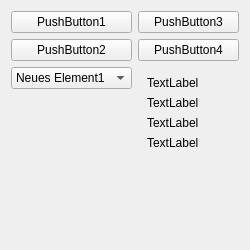
Old version of the form form.ui in the repository belab/widgetTo3dTexture.
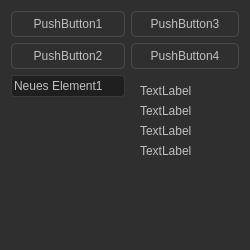
New version of the form. Icons and pictures are not drawn.

The edit to the form file:
```diff
--- a/form.ui
+++ b/form.ui
@@ -13,6 +13,761 @@
   <property name="windowTitle">
    <string>Form</string>
   </property>
+  <property name="styleSheet">
+   <string notr="true">QProgressBar:horizontal {
+    border: 1px solid #3A3939;
+    text-align: center;
+    padding: 1px;
+    background: #201F1F;
+}
+QProgressBar::chunk:horizontal {
+    background-color: qlineargradient(spread:reflect, x1:1, y1:0.545, x2:1, y2:0, stop:0 rgba(28, 66, 111, 255), stop:1 rgba(37, 87, 146, 255));
+}
+
+QToolTip
+{
+    border: 1px solid #3A3939;
+    background-color: rgb(90, 102, 117);;
+    color: white;
+    padding: 1px;
+    opacity: 200;
+}
+
+QWidget
+{
+    color: silver;
+    background-color: #302F2F;
+    selection-background-color:#78879b;
+    selection-color: black;
+}
+
+QWidget:item:hover
+{
+    background-color: QLinearGradient( x1: 0, y1: 0, x2: 0, y2: 1,
+    stop: 0 #78879b, stop: 1 #78879b);
+    color: black;
+}
+
+QWidget:item:selected
+{
+    background-color: QLinearGradient( x1: 0, y1: 0, x2: 0, y2: 1,
+    stop: 0 #78879b, stop: 1 #78879b);
+}
+
+QMenuBar
+{
+    background-color: #302F2F;
+    color: silver;
+}
+
+QMenuBar::item
+{
+    background: transparent;
+}
+
+QMenuBar::item:selected
+{
+    background: transparent;
+    border: 1px solid #3A3939;
+;
+}
+
+QMenuBar::item:pressed
+{
+    border: 1px solid #3A3939;
+    background-color: #78879b;
+    color: black;
+    margin-bottom:-1px;
+    padding-bottom:1px;
+}
+
+QMenu
+{
+    border: 1px solid #3A3939;
+    color: silver;
+}
+
+QMenu::item
+{
+    padding: 2px 20px 2px 20px;
+}
+
+QMenu::item:selected
+{
+    color: black;
+}
+
+QWidget:disabled
+{
+    color: #404040;
+    background-color: #302F2F;
+}
+
+QAbstractItemView
+{
+    alternate-background-color: #3A3939;
+    color: silver;
+    border: 1px solid 3A3939;
+    border-radius: 1px;
+    padding: 1px;
+}
+
+QWidget:focus, QMenuBar:focus
+{
+    border: 3px solid rgba(48, 86, 111);
+}
+
+QTabWidget:focus, QCheckBox:focus
+{
+    border: none;
+}
+
+QLineEdit
+{
+    background-color: #201F1F;
+    padding: 2px;
+    border-style: solid;
+    border: 1px solid #3A3939;
+    border-radius: 3px;
+    color: silver;
+}
+
+QGroupBox {
+    border:1px solid #3A3939;
+    border-radius: 7px;
+    margin-top: 2ex;
+}
+
+QGroupBox::title {
+    subcontrol-origin: margin;
+    subcontrol-position: top center;
+    padding-left: 10px;
+    padding-right: 10px;
+}
+
+QAbstractScrollArea
+{
+    border-radius: 3px;
+    border: 1px solid #3A3939;
+}
+
+QScrollBar:horizontal
+{
+    height: 15px;
+    margin: 0px 11px 0px 11px;
+    border: 1px solid #3A3939;
+    border-radius: 6px;
+    background-color: QLinearGradient( x1: 0, y1: 1, x2: 0, y2: 0,
+    stop: 0 #302F2F, stop: 1 #484846);
+}
+
+QScrollBar::handle:horizontal
+{
+    background-color: QLinearGradient( x1: 0, y1: 1, x2: 0, y2: 0,
+    stop: 0 #605F5F, stop: 1 #787876);
+    min-width: 5px;
+    border-radius: 5px;
+}
+
+QScrollBar::sub-line:horizontal
+{
+    border-image: url(:/qss_icons/rc/right_arrow_disabled.png);
+    width: 10px;
+    height: 10px;
+    subcontrol-position: right;
+    subcontrol-origin: margin;
+}
+
+QScrollBar::add-line:horizontal
+{
+    border-image: url(:/qss_icons/rc/left_arrow_disabled.png);
+    height: 10px;
+    width: 10px;
+    subcontrol-position: left;
+    subcontrol-origin: margin;
+}
+
+QScrollBar::sub-line:horizontal:hover,QScrollBar::sub-line:horizontal:on
+{
+    border-image: url(:/qss_icons/rc/right_arrow.png);
+    height: 10px;
+    width: 10px;
+    subcontrol-position: right;
+    subcontrol-origin: margin;
+}
+
+
+QScrollBar::add-line:horizontal:hover, QScrollBar::add-line:horizontal:on
+{
+    border-image: url(:/qss_icons/rc/left_arrow.png);
+    height: 10px;
+    width: 10px;
+    subcontrol-position: left;
+    subcontrol-origin: margin;
+}
+
+QScrollBar::up-arrow:horizontal, QScrollBar::down-arrow:horizontal
+{
+    background: none;
+}
+
+
+QScrollBar::add-page:horizontal, QScrollBar::sub-page:horizontal
+{
+    background: none;
+}
+
+QScrollBar:vertical
+{
+    background-color: QLinearGradient( x1: 1, y1: 0, x2: 0, y2: 0,
+    stop: 0 #302F2F, stop: 1 #484846);
+    width: 15px;
+    margin: 11px 0 11px 0;
+    border: 1px solid #3A3939;
+    border-radius: 6px;
+}
+
+QScrollBar::handle:vertical
+{
+    background-color: QLinearGradient( x1: 1, y1: 0, x2: 0, y2: 0,
+    stop: 0 #605F5F, stop: 1 #787876);
+    min-height: 5px;
+    border-radius: 5px;
+}
+
+QScrollBar::sub-line:vertical
+{
+    border-image: url(:/qss_icons/rc/up_arrow_disabled.png);
+    height: 10px;
+    width: 10px;
+    subcontrol-position: top;
+    subcontrol-origin: margin;
+}
+
+QScrollBar::add-line:vertical
+{
+   
+    border-image: url(:/qss_icons/rc/down_arrow_disabled.png);
+    height: 10px;
+    width: 10px;
+    subcontrol-position: bottom;
+    subcontrol-origin: margin;
+}
+
+QScrollBar::sub-line:vertical:hover,QScrollBar::sub-line:vertical:on
+{
+
+    border-image: url(:/qss_icons/rc/up_arrow.png);
+    height: 10px;
+    width: 10px;
+    subcontrol-position: top;
+    subcontrol-origin: margin;
+}
+
+
+QScrollBar::add-line:vertical:hover, QScrollBar::add-line:vertical:on
+{
+    border-image: url(:/qss_icons/rc/down_arrow.png);
+    height: 10px;
+    width: 10px;
+    subcontrol-position: bottom;
+    subcontrol-origin: margin;
+}
+
+QScrollBar::up-arrow:vertical, QScrollBar::down-arrow:vertical
+{
+    background: none;
+}
+
+
+QScrollBar::add-page:vertical, QScrollBar::sub-page:vertical
+{
+    background: none;
+}
+
+QTextEdit
+{
+    background-color: #302F2F;
+    color: silver;
+    border: 1px solid #3A3939;
+}
+
+QPlainTextEdit
+{
+    background-color: #201F1F;;
+    color: silver;
+    border-radius: 3px;
+    border: 1px solid #3A3939;
+}
+
+QHeaderView::section
+{
+    background-color: #3A3939;
+    color: silver;
+    padding-left: 4px;
+    border: 1px solid #6c6c6c;
+}
+
+QCheckBox:disabled
+{
+    color: #404040;
+}
+
+QSizeGrip {
+    image: url(:/qss_icons/rc/sizegrip.png);
+    width: 12px;
+    height: 12px;
+}
+
+
+QMainWindow::separator
+{
+    background-color: #302F2F;
+    color: white;
+    padding-left: 4px;
+    spacing: 2px;
+    border: 1px dashed #3A3939;
+}
+
+QMainWindow::separator:hover
+{
+
+    background-color: QLinearGradient(x1:0, y1:0, x2:0, y2:1, stop:0 #58677b,
+      stop:0.5 #78879b stop:1 #58677b);
+    color: white;
+    padding-left: 4px;
+    border: 1px solid #3A3939;
+    spacing: 2px;
+}
+
+
+QMenu::separator
+{
+    height: 1px;
+    background-color: #3A3939;
+    color: white;
+    padding-left: 4px;
+    margin-left: 10px;
+    margin-right: 5px;
+}
+
+
+
+QRadioButton::indicator:checked, QRadioButton::indicator:unchecked{
+    color: #b1b1b1;
+    background-color: #302F2F;
+    border: 1px solid silver;
+    border-radius: 5px;
+}
+
+
+
+QRadioButton::indicator:checked
+{
+    background-color: qradialgradient(
+    cx: 0.5, cy: 0.5,
+    fx: 0.5, fy: 0.5,
+    radius: 1.0,
+    stop: 0.25 #78879b,
+    stop: 0.3 #302F2F
+    );
+}
+
+QCheckBox::indicator{
+    color: #b1b1b1;
+    background-color: #302F2F;
+    border: 1px solid silver;
+    width: 9px;
+    height: 9px;
+}
+
+QRadioButton::indicator
+{
+    border-radius: 7px;
+    width: 9px;
+    height: 9px;
+}
+
+QRadioButton::indicator:hover, QCheckBox::indicator:hover
+{
+    border: 1px solid #78879b;
+}
+
+QCheckBox::indicator:checked
+{
+    image:url(:/qss_icons/rc/checkbox.png);
+}
+
+QCheckBox::indicator:disabled, QRadioButton::indicator:disabled
+{
+    border: 1px solid #444;
+}
+
+QFrame
+{
+    border-radius: 3px;
+}
+
+QStackedWidget
+{
+    border: none;
+}
+
+QToolBar {
+    border: 1px solid #393838;
+    background: 1px solid #302F2F;
+    font-weight: bold;
+}
+
+QToolBar::handle:horizontal {
+    image: url(:/qss_icons/rc/Hmovetoolbar.png);
+}
+QToolBar::handle:vertical {
+    image: url(:/qss_icons/rc/Vmovetoolbar.png);
+}
+QToolBar::separator:horizontal {
+    image: url(:/qss_icons/rc/Hsepartoolbar.png);
+}
+QToolBar::separator:vertical {
+    image: url(:/qss_icons/rc/Vsepartoolbars.png);
+}
+
+QPushButton
+{
+    color: silver;
+    background-color: QLinearGradient( x1: 0, y1: 1, x2: 0, y2: 0,
+    stop: 0 #302F2F, stop: 1 #484846);
+    border-width: 1px;
+    border-color: #4A4949;
+    border-style: solid;
+    padding-top: 5px;
+    padding-bottom: 5px;
+    padding-left: 5px;
+    padding-right: 5px;
+    border-radius: 5px;
+}
+
+QPushButton:disabled
+{
+    background-color: QLinearGradient( x1: 0, y1: 1, x2: 0, y2: 0,
+    stop: 0 #302F2F, stop: 1 #484846);
+    border-width: 1px;
+    border-color: #3A3939;
+    border-style: solid;
+    padding-top: 5px;
+    padding-bottom: 5px;
+    padding-left: 10px;
+    padding-right: 10px;
+    /*border-radius: 3px;*/
+    color: #3A3939;
+}
+
+QComboBox
+{
+    selection-background-color: #78879b;
+    background-color: #201F1F;
+    border-style: solid;
+    border: 1px solid #3A3939;
+    border-radius: 3px;
+    padding: 2px;
+}
+
+QComboBox:hover,QPushButton:hover,QAbstractSpinBox:hover,QLineEdit:hover,QTextEdit:hover,QPlainTextEdit:hover,QAbstractView:hover,QTreeView:hover
+{
+    border: 1px solid #78879b;
+    color: silver;
+}
+
+QComboBox:on
+{
+    background-color: #626873;
+    padding-top: 3px;
+    padding-left: 4px;
+    selection-background-color: #4a4a4a;
+}
+
+QComboBox QAbstractItemView
+{
+    background-color: #201F1F;
+    border-radius: 3px;
+    border: 1px solid #3A3939;
+    selection-background-color: QLinearGradient( x1: 0, y1: 0, x2: 0, y2: 1,
+      stop: 0 #78879b, stop: 1 #78879b);
+}
+
+QComboBox::drop-down
+{
+    subcontrol-origin: padding;
+    subcontrol-position: top right;
+    width: 15px;
+
+    border-left-width: 0px;
+    border-left-color: darkgray;
+    border-left-style: solid;
+    border-top-right-radius: 3px;
+    border-bottom-right-radius: 3px;
+}
+
+QComboBox::down-arrow
+{
+    image: url(:/qss_icons/rc/down_arrow_disabled.png);
+}
+
+QComboBox::down-arrow:on, QComboBox::down-arrow:hover,
+QComboBox::down-arrow:focus
+{
+    image: url(:/qss_icons/rc/down_arrow.png);
+}
+
+QPushButton:pressed
+{
+    background-color: QLinearGradient( x1: 0, y1: 0, x2: 0, y2: 1,
+    stop: 0 #302F2F, stop: 1 #484846);
+}
+
+QAbstractSpinBox {
+    padding-top: 2px;
+    padding-bottom: 2px;
+    border: 1px solid #3A3939;
+    background-color: #201F1F;
+    color: silver;
+    border-radius: 3px;
+}
+
+QAbstractSpinBox:up-button
+{
+    background-color: transparent;
+    subcontrol-origin: border;
+    subcontrol-position: center right;
+}
+
+QAbstractSpinBox:down-button
+{
+    background-color: transparent;
+    subcontrol-origin: border;
+    subcontrol-position: center left;
+}
+
+QAbstractSpinBox::up-arrow,QAbstractSpinBox::up-arrow:disabled,QAbstractSpinBox::up-arrow:off {
+    image: url(:/qss_icons/rc/up_arrow_disabled.png);
+    width: 10px;
+    height: 10px;
+}
+QAbstractSpinBox::up-arrow:hover
+{
+    image: url(:/qss_icons/rc/up_arrow.png);
+}
+
+
+QAbstractSpinBox::down-arrow,QAbstractSpinBox::down-arrow:disabled,QAbstractSpinBox::down-arrow:off
+{
+    image: url(:/qss_icons/rc/down_arrow_disabled.png);
+    width: 10px;
+    height: 10px;
+}
+QAbstractSpinBox::down-arrow:hover
+{
+    image: url(:/qss_icons/rc/down_arrow.png);
+}
+
+
+QLabel
+{
+    border: 0px solid black;
+}
+
+QTabBar::tab {
+    color: #b1b1b1;
+    border: 1px solid #3A3939;
+    background-color: #302F2F;
+    padding-left: 5px;
+    padding-right: 5px;
+    padding-top: 3px;
+    padding-bottom: 2px;
+    margin-right: -1px;
+}
+
+
+QTabWidget::pane {
+    border: 1px solid #3A3939;
+    background-color: QLinearGradient(x1:0, y1:0, x2:0, y2:1,
+      stop:1 #302F2F, stop:0 #3A3939);
+}
+
+QTabBar::tab:last
+{
+    margin-right: 0;
+    border-top-right-radius: 3px;
+}
+
+QTabBar::tab:first:!selected
+{
+    margin-left: 0px;
+    border-top-left-radius: 3px;
+}
+
+QTabBar::tab:!selected
+{
+    color: #b1b1b1;
+    border-bottom-style: solid;
+    margin-top: 3px;
+}
+
+QTabBar::tab:selected
+{
+    border-top-left-radius: 3px;
+    border-top-right-radius: 3px;
+    margin-bottom: 0px;
+
+    background-color: QLinearGradient(x1:0, y1:0, x2:0, y2:1,
+      stop:1 #302F2F, stop:0 #5A5959);
+}
+
+QTabBar::tab:!selected:hover
+{
+    color:white;
+}
+
+QTabBar::tab:selected:hover
+{
+    color:white;
+    border-top-left-radius: 3px;
+    border-top-right-radius: 3px;
+    background-color: QLinearGradient(x1:0, y1:0, x2:0, y2:1,
+    stop:1 #302F2F, stop:0 #5A5959);
+}
+
+QDockWidget
+{
+    color: silver;
+    titlebar-close-icon: url(:/qss_icons/rc/close.png);
+    titlebar-normal-icon: url(:/qss_icons/rc/undock.png);
+}
+
+QDockWidget::title
+{
+    border: 1px solid #3A3939;
+    border-bottom: #302F2F;
+    text-align: left;
+    spacing: 2px;
+    background-color: QLinearGradient(x1:0, y1:0, x2:0, y2:1,
+    stop:1 #302F2F, stop:0 #3A3939);;
+    background-image: none;
+    padding-left: 10px;
+}
+
+QDockWidget {
+    border: 1px solid lightgray;
+    titlebar-close-icon: url(:/qss_icons/rc/close.png);
+    titlebar-normal-icon: url(:/qss_icons/rc/undock.png);
+}
+
+QDockWidget::close-button, QDockWidget::float-button {
+    border: 1px solid transparent;
+    border-radius: 5px;
+    background: transparent;
+    icon-size: 10px;
+}
+
+QDockWidget::close-button:hover, QDockWidget::float-button:hover {
+    background: #3A3939;
+}
+
+QDockWidget::close-button:pressed, QDockWidget::float-button:pressed {
+    padding: 1px -1px -1px 1px;
+}
+
+QTreeView, QListView, QTableView
+{
+    border: 1px solid #3A3939;
+    background-color: #201F1F;
+}
+
+QTreeView:branch:selected, QTreeView:branch:hover
+{
+    background: url(:/qss_icons/rc/transparent.png);
+}
+
+QTreeView::branch:has-siblings:!adjoins-item {
+    border-image: url(:/qss_icons/rc/transparent.png);
+}
+
+QTreeView::branch:has-siblings:adjoins-item {
+    border-image: url(:/qss_icons/rc/transparent.png);
+}
+
+QTreeView::branch:!has-children:!has-siblings:adjoins-item {
+    border-image: url(:/qss_icons/rc/transparent.png);
+}
+
+QTreeView::branch:has-children:!has-siblings:closed,
+QTreeView::branch:closed:has-children:has-siblings {
+    image: url(:/qss_icons/rc/branch_closed.png);
+}
+
+QTreeView::branch:open:has-children:!has-siblings,
+QTreeView::branch:open:has-children:has-siblings {
+    image: url(:/qss_icons/rc/branch_open.png);
+}
+
+QTreeView::branch:has-children:!has-siblings:closed:hover,
+QTreeView::branch:closed:has-children:has-siblings:hover {
+    image: url(:/qss_icons/rc/branch_closed-on.png);
+    }
+
+QTreeView::branch:open:has-children:!has-siblings:hover,
+QTreeView::branch:open:has-children:has-siblings:hover {
+    image: url(:/qss_icons/rc/branch_open-on.png);
+    }
+
+QSlider::groove:horizontal {
+    border: 1px solid #3A3939;
+    height: 8px;
+    background: #201F1F;
+    margin: 2px 0;
+    border-radius: 4px;
+}
+
+QSlider::handle:horizontal {
+    background: QLinearGradient( x1: 0, y1: 0, x2: 0, y2: 1,
+      stop: 0.0 silver, stop: 0.2 #a8a8a8, stop: 1 #727272);
+    border: 1px solid #3A3939;
+    width: 14px;
+    height: 14px;
+    margin: -4px 0;
+    border-radius: 7px;
+}
+
+QSlider::groove:vertical {
+    border: 1px solid #3A3939;
+    width: 8px;
+    background: #201F1F;
+    margin: 0 0px;
+    border-radius: 4px;
+}
+
+QSlider::handle:vertical {
+    background: QLinearGradient( x1: 0, y1: 0, x2: 0, y2: 1, stop: 0.0 silver,
+      stop: 0.2 #a8a8a8, stop: 1 #727272);
+    border: 1px solid #3A3939;
+    width: 14px;
+    height: 14px;
+    margin: 0 -4px;
+    border-radius: 7px;
+}
+
+
+QToolButton {
+    background-color: #302F2F;
+}
+
+QToolButton:pressed {
+    background-color: #3A3939;
+}
+QToolButton:hover {
+    background-color: #3A3939;
+}</string>
+  </property>
   <layout class="QGridLayout" name="gridLayout">
    <item row="5" column="0">
     <widget class="QComboBox" name="comboBox">
```
